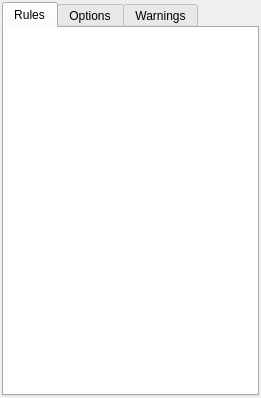
timbaker/tiled, file src/tiled/bmptooldialog.ui: the form before one commit.
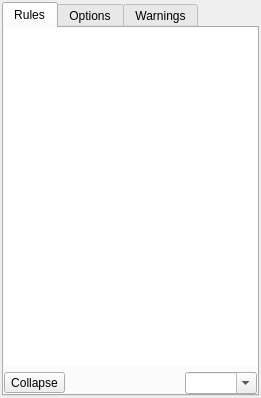
The form after the commit. Icons and pictures are not drawn. Custom widgets are drawn as their Qt base class.

```diff
--- a/src/tiled/bmptooldialog.ui
+++ b/src/tiled/bmptooldialog.ui
@@ -37,6 +37,37 @@
          </property>
         </widget>
        </item>
+       <item>
+        <layout class="QHBoxLayout" name="horizontalLayout_5">
+         <item>
+          <widget class="QToolButton" name="expandCollapse">
+           <property name="text">
+            <string>Collapse</string>
+           </property>
+          </widget>
+         </item>
+         <item>
+          <spacer name="horizontalSpacer_2">
+           <property name="orientation">
+            <enum>Qt::Horizontal</enum>
+           </property>
+           <property name="sizeHint" stdset="0">
+            <size>
+             <width>40</width>
+             <height>20</height>
+            </size>
+           </property>
+          </spacer>
+         </item>
+         <item>
+          <widget class="QComboBox" name="scaleCombo">
+           <property name="editable">
+            <bool>true</bool>
+           </property>
+          </widget>
+         </item>
+        </layout>
+       </item>
       </layout>
      </widget>
      <widget class="QWidget" name="tab_2">
```
